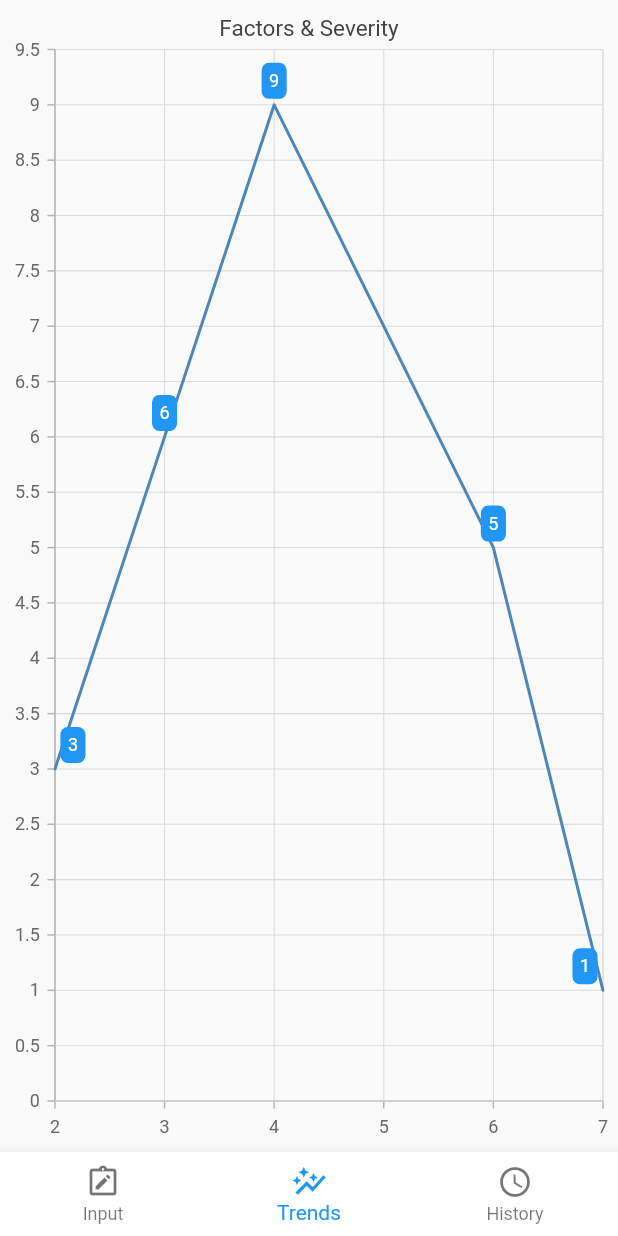
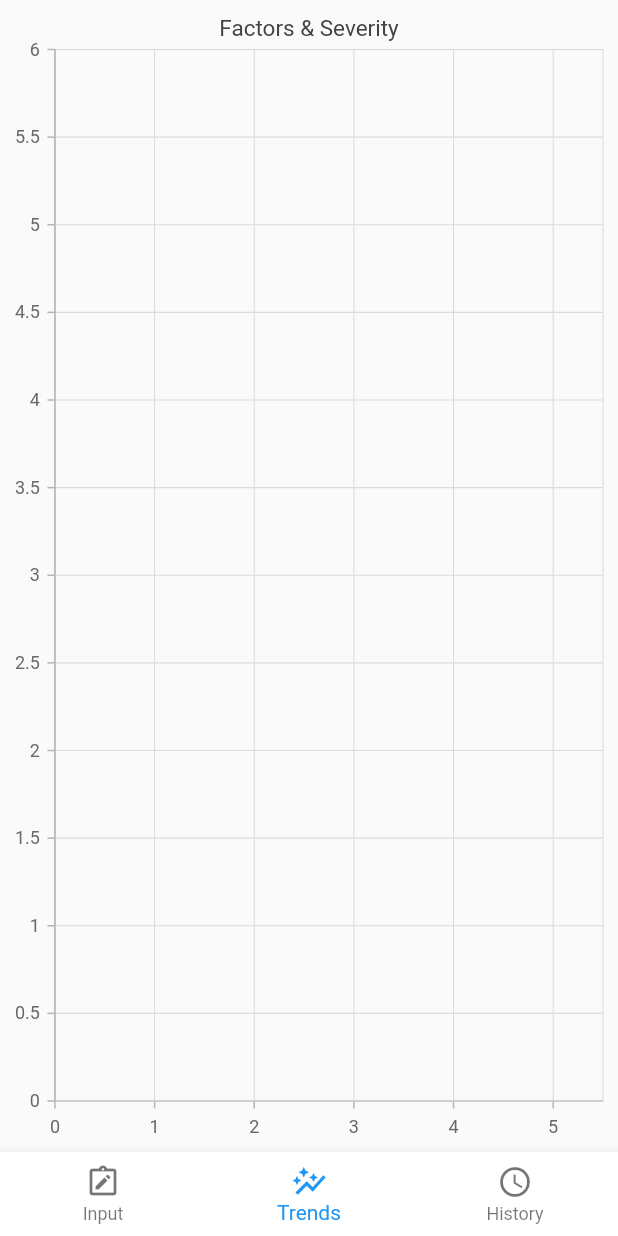
Before and after one commit to JohnHuang1/Synses, a Flutter app: the screen it shows after launch, swiped to page 2, on a phone screen of 412 x 824 dp. Run offline on Flutter 3.47's test engine with Material 2 defaults, Android fonts, the phone set to English and light mode, and no system bars; our stand-ins replace hive, hive_flutter, syncfusion_flutter_charts; accounts and stored records are empty.

Commit message:
hive with graph implementation

```diff
--- a/lib/graphs_page/graphs_page.dart
+++ b/lib/graphs_page/graphs_page.dart
@@ -1,10 +1,12 @@
-import 'dart:html';
-
 import 'package:flutter/material.dart';
+import 'package:hive_flutter/hive_flutter.dart';
 import 'package:syncfusion_flutter_charts/charts.dart';
+import 'package:synses/data/entry.dart';
+import 'package:synses/shared/boxes.dart';
 
 class GraphPage extends StatefulWidget {
   String title = '';
+
   GraphPage({Key? key, required this.title}) : super(key: key);
 
   State<GraphPage> createState() => GraphPageStat();
@@ -31,16 +33,22 @@ void initState(){
   }
 */
 
-  List<IBSData> _chartData = [];
 
   @override
   void initState() {
-    _chartData = getChartData();
     super.initState();
   }
 
   @override
   Widget build(BuildContext context) {
+    return ValueListenableBuilder<Box<Entry>>(
+        valueListenable: Boxes.getEntries().listenable(),
+        builder: (context, box, _) {
+          return buildContent(box);
+        });
+  }
+
+  Widget buildContent(Box<Entry> box) {
     return SafeArea(
       child: Scaffold(
         body: SfCartesianChart(
@@ -48,33 +56,45 @@ void initState(){
 
           series: <ChartSeries>[
             LineSeries<IBSData, double>(
-              dataSource: _chartData,
+                dataSource: getChartData(box),
                 xValueMapper: (IBSData severity, _) => severity.factor,
                 yValueMapper: (IBSData severity, _) => severity.severity,
                 dataLabelSettings:
                     DataLabelSettings(isVisible: true, color: Colors.blue))
           ],
-        primaryXAxis: NumericAxis(edgeLabelPlacement: EdgeLabelPlacement.shift),
+          primaryXAxis:
+              NumericAxis(edgeLabelPlacement: EdgeLabelPlacement.shift),
           // primaryYAxis: NumericAxis(
           // numberFormat: NumberFormat.simpleCurrency(decimalDigits: 0)),
         ),
-    ));
+      ),
+    );
   }
 
-  List<IBSData> getChartData() {
-    final List<IBSData> chartData = [
-      IBSData(2, 3),
-      IBSData(3, 6),
-      IBSData(4, 9),
-      IBSData(6, 5),
-      IBSData(7, 1)
-    ];
-    return chartData;
+  List<IBSData> getChartData(Box<Entry> box) {
+    // final List<IBSData> chartData = [
+    //   IBSData(2, 3),
+    //   IBSData(3, 6),
+    //   IBSData(4, 9),
+    //   IBSData(6, 5),
+    //   IBSData(7, 1)
+    // ];
+    int index = 0;
+    List<IBSData> data = box.values
+        .where((element) => element.getEntryType() == 'Sleep')
+        .map((e) => IBSData((index++).toDouble(), e.timeSlept!))
+        .toList();
+
+    // print("length = ${data.length}");
+    // data.forEach((element) {print("data: ${element.factor} | ${element.severity}");});
+
+    return data;
   }
 }
 
 class IBSData {
   IBSData(this.factor, this.severity);
+
   final double factor;
   final double severity;
 }
```
Also changed, not shown: lib/data/entry.dart (+15 -0 lines), lib/history_page/history_page.dart (+26 -1 lines). Lines whose indentation alone changed are shown as unchanged.
